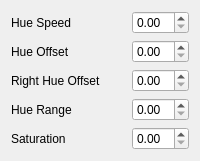
First picture: the form in Effects/CgsLedWaveform/CgsLedWaveform.ui, repository cgytrus/OpenRGBEffectsPlugin, before the edit.
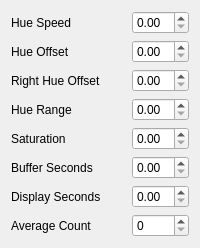
Second picture: the form after the edit.

Commit message: add missing options to waveform ui

Patch:
```diff
--- a/Effects/CgsLedWaveform/CgsLedWaveform.ui
+++ b/Effects/CgsLedWaveform/CgsLedWaveform.ui
@@ -61,6 +61,36 @@
    <item row="5" column="1">
     <widget class="QDoubleSpinBox" name="saturation" />
    </item>
+   <item row="6" column="0">
+    <widget class="QLabel" name="bufferSecondsLabel">
+     <property name="text">
+      <string>Buffer Seconds</string>
+     </property>
+    </widget>
+   </item>
+   <item row="6" column="1">
+    <widget class="QDoubleSpinBox" name="bufferSeconds" />
+   </item>
+   <item row="7" column="0">
+    <widget class="QLabel" name="displaySecondsLabel">
+     <property name="text">
+      <string>Display Seconds</string>
+     </property>
+    </widget>
+   </item>
+   <item row="7" column="1">
+    <widget class="QDoubleSpinBox" name="displaySeconds" />
+   </item>
+   <item row="8" column="0">
+    <widget class="QLabel" name="avgCountLabel">
+     <property name="text">
+      <string>Average Count</string>
+     </property>
+    </widget>
+   </item>
+   <item row="8" column="1">
+    <widget class="QSpinBox" name="avgCount" />
+   </item>
   </layout>
  </widget>
  <customwidgets>
```
The commit also changes 1 other file.
